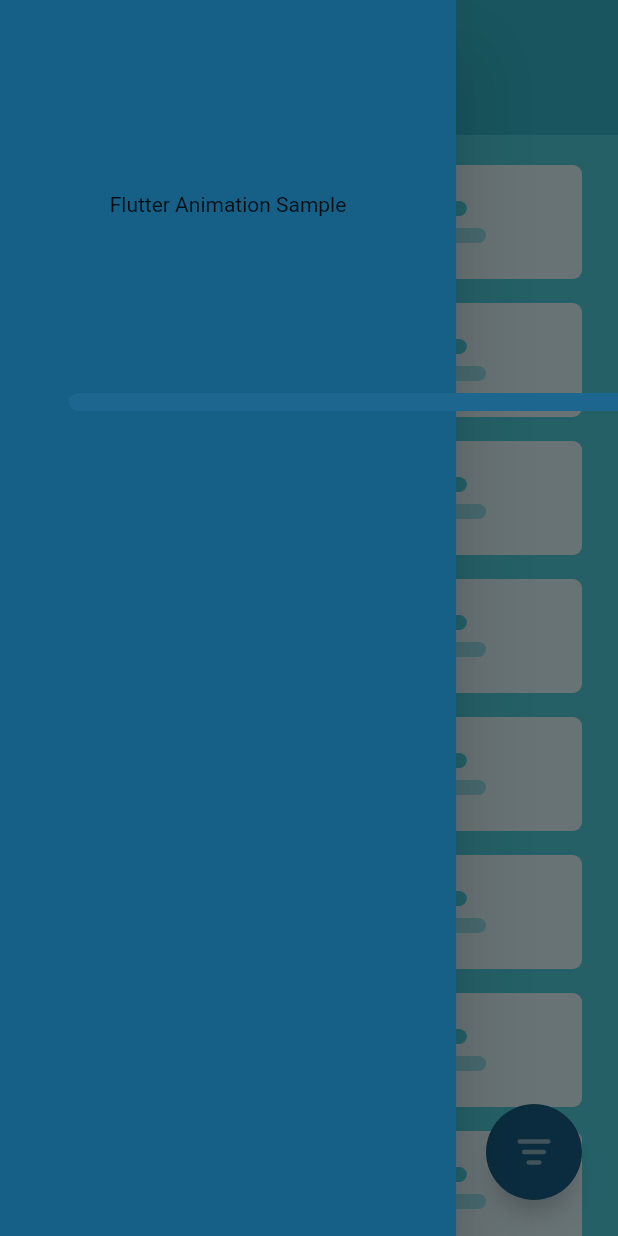
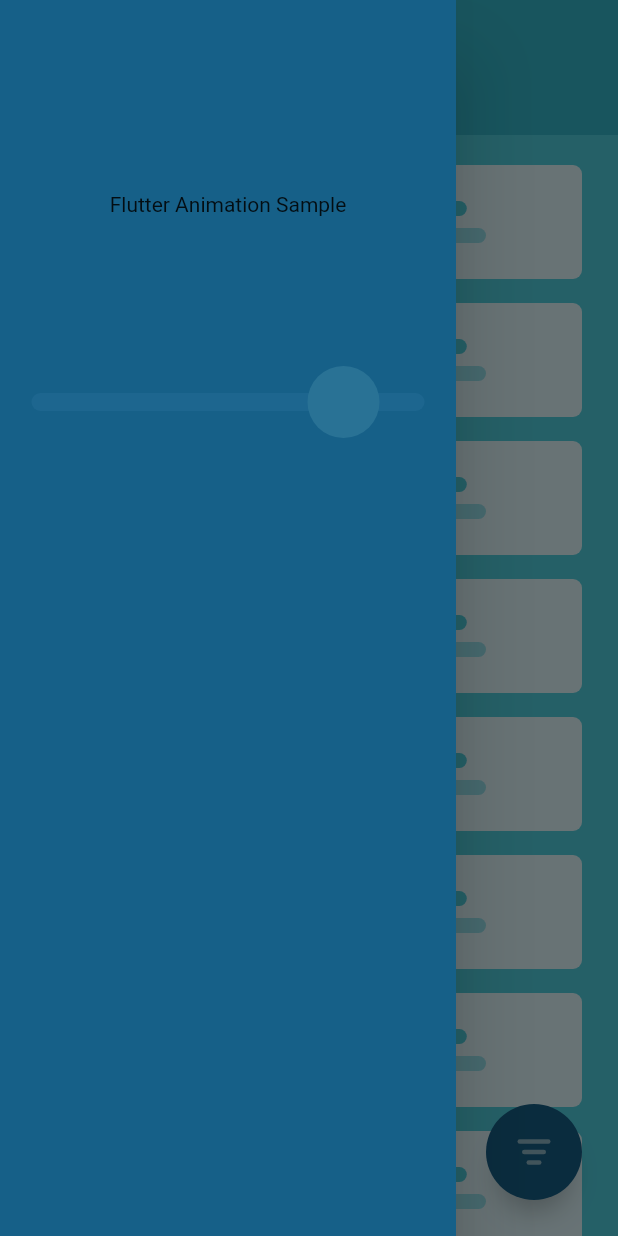
Before and after one commit to Abiri99/FabFilter, a Flutter app: the screen it shows after launch, in the side drawer, after a tap on the "menu" icon, on a phone screen of 412 x 824 dp. Run offline on Flutter 3.47's test engine with Material 2 defaults, Android fonts, the phone set to English and light mode, and no system bars; our stand-ins replace flutter_swiper.

Commit message:
Fixed slider time set

```diff
--- a/lib/change_notifier/animation_change_notifier.dart
+++ b/lib/change_notifier/animation_change_notifier.dart
@@ -4,7 +4,11 @@ class AnimationChangeNotifier with ChangeNotifier {
   Duration duration;
   double sliderValue;
 
-  AnimationChangeNotifier(): duration = Duration(milliseconds: 2000), sliderValue = 2000.0;
+  AnimationChangeNotifier() {
+    print("animationCN created");
+    this.duration = Duration(milliseconds: 2000);
+    this.sliderValue = 2000.0;
+  }
 
   setDuration(int duration) {
     this.duration = Duration(milliseconds: duration);
--- a/lib/custom_appbar.dart
+++ b/lib/custom_appbar.dart
@@ -24,10 +24,13 @@ class CustomAppBar extends SliverPersistentHeaderDelegate {
                 padding: EdgeInsets.only(
                   top: MediaQuery.of(context).viewPadding.top,
                 ),
+                child: Transform.scale(
+                  scale: ((percent * 1.0) + 0.8),
                   child: Line(
-                  width: 180 - (1 - percent) * 60,
-                  height: 12,
+                    width: 80,
+                    height: 10,
                     color: Theme.of(context).primaryColorLight,
+                  ),
                 ),
               ),
               Positioned(
@@ -35,14 +38,17 @@ class CustomAppBar extends SliverPersistentHeaderDelegate {
                 // top: MediaQuery.of(context).viewPadding.top,
                 bottom: 0,
                 top: (-200 * (1 - percent)/2) + MediaQuery.of(context).viewPadding.top,
+                child: Transform.scale(
+                  scale: 1.0 - (1 - percent) * 0.8,
                   child: Container(
                     child: IconButton(
                       icon: Icon(Icons.menu),
                       color: Theme.of(context).primaryColorLight,
-                    iconSize: 32,
+                      iconSize: 34,
                       onPressed: () {
                         Scaffold.of(context).openDrawer();
                       },
+                    ),
                   ),
                 ),
               ),
--- a/lib/custom_drawer.dart
+++ b/lib/custom_drawer.dart
@@ -9,8 +9,6 @@ class CustomDrawer extends StatefulWidget {
 }
 
 class _CustomDrawerState extends State<CustomDrawer> {
-  AnimationChangeNotifier animationChangeNotifier;
-
   @override
   void didChangeDependencies() {
     super.didChangeDependencies();
@@ -23,7 +21,8 @@ class _CustomDrawerState extends State<CustomDrawer> {
 
   @override
   Widget build(BuildContext context) {
-    animationChangeNotifier = Provider.of<AnimationChangeNotifier>(context);
+    AnimationChangeNotifier animationChangeNotifier = Provider.of<AnimationChangeNotifier>(context);
+    print("drawer duration: ${animationChangeNotifier.duration.inMilliseconds}");
     return Container(
       color: Theme.of(context).primaryColorDark,
       alignment: Alignment.center,
@@ -39,31 +38,20 @@ class _CustomDrawerState extends State<CustomDrawer> {
           ),
           Container(
             // color: Colors.red,
-            width: 200,
+            width: 250,
             child: CustomSlider(
-              width: 200,
+              width: 250,
               maxValue: 10000,
               minValue: 1000,
-              initialValue: animationChangeNotifier.duration.inMilliseconds.toDouble(),
+              initialValue: 1000 + 10000 - animationChangeNotifier.duration.inMilliseconds.toDouble(),
               onValueChange: (value) {
-                animationChangeNotifier.setDuration(value);
+                var duration = 10000 - (value - 1000);
+                animationChangeNotifier.setDuration(duration);
               },
             ),
           ),
         ],
       ),
-      // child: Slider(
-      //   value: animationChangeNotifier.sliderValue ?? 1400.0,
-      //   min: 100.0,
-      //   max: 8000.0,
-      //   onChanged: (value) {
-      //     animationChangeNotifier.setSliderValue(value);
-      //   },
-      //   onChangeEnd: (value) {
-      //     print("end: $value");
-      //     animationChangeNotifier.setDuration(value.toInt());
-      //   },
-      // ),
     );
   }
 }
--- a/lib/filter_pageview_indicator.dart
+++ b/lib/filter_pageview_indicator.dart
@@ -1,6 +1,8 @@
 import 'package:fab_filter/change_notifier/filters_change_notifier.dart';
 import 'package:fab_filter/line.dart';
+import 'package:fab_filter/util/custom_scroll_physics.dart';
 import 'package:flutter/material.dart';
+import 'package:flutter_swiper/flutter_swiper.dart';
 import 'package:provider/provider.dart';
 
 class FilterPageViewIndicator extends StatefulWidget {
@@ -16,47 +18,66 @@ class FilterPageViewIndicator extends StatefulWidget {
 }
 
 class _FilterPageViewIndicatorState extends State<FilterPageViewIndicator> {
-  ScrollController _controller;
+  // ScrollController _controller;
+  // CustomScrollPhysics _physics;
+  SwiperController _controller;
+  int currentPage;
 
   @override
   void initState() {
-    _controller = ScrollController();
+    currentPage = 0;
+    _controller = SwiperController();
+    // _controller = ScrollController();
+    // _controller.addListener(() {
+    //   if (_controller.position.haveDimensions && _physics == null) {
+    //     setState(() {
+    //       var dimension =
+    //           _controller.position.maxScrollExtent / (4 - 1);
+    //       _physics = CustomScrollPhysics(itemDimension: dimension);
+    //     });
+    //   }
+    // });
     super.initState();
   }
 
-
   @override
   void dispose() {
-    _controller.dispose();
+    // _controller.dispose();
     super.dispose();
   }
 
   animateToItem(int position) {
-    _controller.animateTo(
-      (position.toDouble() * 100) - 24,
-      duration: Duration(milliseconds: 200),
-      curve: Curves.easeInOut,
-    );
+    // _controller.animateTo(
+    //   (position.toDouble() * 100) - 24,
+    //   duration: Duration(milliseconds: 200),
+    //   curve: Curves.easeInOut,
+    // );
   }
 
   @override
   Widget build(BuildContext context) {
-
-    FiltersChangeNotifier filtersChangeNotifier = Provider.of<FiltersChangeNotifier>(context);
+    FiltersChangeNotifier filtersChangeNotifier =
+        Provider.of<FiltersChangeNotifier>(context);
 
     return IgnorePointer(
       ignoring: false,
-      child: ListView.builder(
-        physics: PageScrollPhysics(),
-        padding: const EdgeInsets.symmetric(horizontal: 24),
-        itemCount: filtersChangeNotifier.filters.length,
-        itemExtent: 100,
+      child: Swiper(
+        itemCount: 5,
+        loop: false,
         controller: _controller,
-        scrollDirection: Axis.horizontal,
+        viewportFraction: 0.3,
+        index: currentPage,
+        onTap: (index) {
+          // _controller
+        },
+        onIndexChanged: (index) {
+          setState(() {
+            currentPage = index;
+          });
+        },
         itemBuilder: (context, position) {
-          var diff = (position.toDouble()) - widget.currentPage;
+          var diff = (position.toDouble()) - currentPage;
           diff = diff.clamp(-1.0, 1.0).abs();
-
           return Container(
             margin: const EdgeInsets.symmetric(
               horizontal: 2,
@@ -69,16 +90,21 @@ class _FilterPageViewIndicatorState extends State<FilterPageViewIndicator> {
                 alignment: Alignment.center,
                 children: [
                   Container(
-                    margin: const EdgeInsets.only(right: 8,),
+                    margin: const EdgeInsets.only(
+                      right: 8,
+                    ),
                     child: Line(
                       key: ValueKey(position),
-                      color: widget.currentPage == position ? Colors.white : Color(0xff356E8C),
+                      color: widget.currentPage == position
+                          ? Colors.white
+                          : Color(0xff356E8C),
                       height: 18,
                       withBadge: false,
                     ),
                   ),
                   Positioned(
-                    key: ValueKey(filtersChangeNotifier.filters[position]["status"]),
+                    key: ValueKey(
+                        filtersChangeNotifier.filters[position]["status"]),
                     top: 16,
                     right: 0,
                     child: AnimatedSwitcher(
@@ -90,7 +116,10 @@ class _FilterPageViewIndicatorState extends State<FilterPageViewIndicator> {
                           child: child,
                         );
                       },
-                      child: filtersChangeNotifier.filters[position]["status"] == FilterStatus.Changed ? Container(
+                      child: filtersChangeNotifier.filters[position]
+                                  ["status"] ==
+                              FilterStatus.Changed
+                          ? Container(
                               width: 16,
                               height: 16,
                               decoration: BoxDecoration(
@@ -98,9 +127,13 @@ class _FilterPageViewIndicatorState extends State<FilterPageViewIndicator> {
                                 borderRadius: BorderRadius.all(
                                   Radius.circular(25),
                                 ),
-                          border: Border.all(color: Color(0xff164A6D), width: 3,),
+                                border: Border.all(
+                                  color: Color(0xff164A6D),
+                                  width: 3,
                                 ),
-                      ) : SizedBox(),
+                              ),
+                            )
+                          : SizedBox(),
                     ),
                   ),
                 ],
@@ -108,6 +141,7 @@ class _FilterPageViewIndicatorState extends State<FilterPageViewIndicator> {
             ),
           );
         },
+        scale: 0.9,
       ),
     );
   }
--- a/lib/filter_pageview_indicator_container.dart
+++ b/lib/filter_pageview_indicator_container.dart
@@ -20,7 +20,7 @@ class FilterPageViewIndicatorContainer extends StatelessWidget {
       left: 0,
       right: 0,
       bottom:
-          constraints.maxHeight - 64 - ((1 - filterSheetAnimation.value) * 64),
+          constraints.maxHeight - 64 - ((1 - filterSheetAnimation.value) * 86),
       child: IgnorePointer(
         ignoring: false,
         child: Opacity(
--- a/lib/home_page.dart
+++ b/lib/home_page.dart
@@ -1,14 +1,13 @@
 import 'package:fab_filter/custom_appbar.dart';
-import 'package:fab_filter/filter_icon.dart';
-import 'package:fab_filter/line.dart';
 import 'package:flutter/material.dart';
-
+import 'package:provider/provider.dart';
 import 'action_icons.dart';
 import 'action_icons_container.dart';
+import 'change_notifier/filters_change_notifier.dart';
 import 'custom_drawer.dart';
 import 'fab_container.dart';
 import 'filter_pageview_container.dart';
-import 'filter_pageview_indicator_container.dart';
+import 'filter_pageview_indicator.dart';
 import 'list_item.dart';
 
 class HomePage extends StatefulWidget {
@@ -41,6 +40,7 @@ class _HomePageState extends State<HomePage>
 
   @override
   void initState() {
+    print("home initstate duration: ${widget.duration}");
     _controller = AnimationController(
       duration: widget.duration,
       reverseDuration: widget.duration,
@@ -124,11 +124,12 @@ class _HomePageState extends State<HomePage>
 
   @override
   Widget build(BuildContext context) {
+    print("home built with duration: ${widget.duration}");
+
     var mq = MediaQuery.of(context);
     return Scaffold(
       backgroundColor: Theme.of(context).primaryColorLight,
       drawer: Drawer(
-        key: ValueKey(1),
         elevation: 24.0,
         child: CustomDrawer(),
       ),
@@ -155,7 +156,9 @@ class _HomePageState extends State<HomePage>
                           ? SizedBox(
                               height: 12,
                             )
-                          : FadeTransition(
+                          :
+                          // : child
+                          FadeTransition(
                               opacity: _opacityAnimation,
                               child: ScaleTransition(
                                 alignment: Alignment.topCenter,
@@ -163,7 +166,8 @@ class _HomePageState extends State<HomePage>
                                 child: Container(
                                   margin: EdgeInsets.symmetric(
                                     horizontal: 12,
-                                    vertical: (1 - _scaleAnimation.value) * -40 + 8,
+                                    vertical:
+                                        (1 - _scaleAnimation.value) * -40 + 8,
                                     // horizontal: _listViewAnimation.value * 18 + 12,
                                     // vertical: _listViewAnimation.value * -4 + 8,
                                   ),
@@ -171,12 +175,6 @@ class _HomePageState extends State<HomePage>
                                 ),
                               ),
                             );
-                      ListItem(
-                        key: ValueKey(index),
-                        // opacity: _opacityAnimation.value,
-                        // verticalPadding: _listViewAnimation.value * -4 + 24,
-                        // horizontalMargin: _listViewAnimation.value * 18 + 18,
-                      );
                     },
                   ),
                 ),
@@ -246,10 +244,31 @@ class _HomePageState extends State<HomePage>
                   children: [
                     AnimatedBuilder(
                       animation: _filterSheetAnimation,
-                      builder: (context, child) =>
-                          FilterPageViewIndicatorContainer(
-                        filterSheetAnimation: _filterSheetAnimation,
-                        constraints: constraints,
+                      child: FilterPageViewIndicator(
+                        currentPage: 2,
+                      ),
+                      builder: (context, child) => Positioned(
+                        top: (1 - _filterSheetAnimation.value) * 64 + 0,
+                        left: 0,
+                        right: 0,
+                        bottom: constraints.maxHeight -
+                            64 -
+                            ((1 - _filterSheetAnimation.value) * 86),
+                        child: IgnorePointer(
+                          ignoring: false,
+                          child: Opacity(
+                            opacity:
+                                _filterSheetAnimation.value == 0 ? 0.0 : 1.0,
+                            child: ChangeNotifierProvider(
+                              create: (context) => FiltersChangeNotifier(),
+                              child: Container(
+                                alignment: Alignment.center,
+                                color: Color(0xff164A6D),
+                                child: child,
+                              ),
+                            ),
+                          ),
+                        ),
                       ),
                     ),
                     Positioned(
@@ -345,46 +364,6 @@ class _HomePageState extends State<HomePage>
               ),
             ),
           ),
-          // AnimatedBuilder(
-          //   animation: _controller,
-          //   child: SliverPersistentHeader(
-          //     delegate: CustomAppBar(),
-          //     pinned: true,
-          //   ),
-          //   builder: (context, child) => CustomScrollView(
-          //     slivers: [
-          //       child,
-          //       SliverList(
-          //         delegate: SliverChildBuilderDelegate(
-          //           (context, position) {
-          //             print("building item: $position");
-          //             if (position == 0)
-          //               return SizedBox(
-          //                 height: 12,
-          //               );
-          //             return Opacity(
-          //               key: ValueKey(position),
-          //               opacity: 1,
-          //               // opacity: 1 - _listViewAnimation.value * 0.4,
-          //               child: Transform.scale(
-          //                 scale: 1,
-          //                 // scale: (1 - _listViewAnimation.value / 12),
-          //                 alignment: Alignment.topCenter,
-          //                 child: ListItem(
-          //                   key: ValueKey(position),
-          //                   horizontalMargin: 20,
-          //                   verticalPadding: 24,
-          //                   // horizontalMargin: _listViewAnimation.value * 12 + 20,
-          //                   // verticalPadding: 24 - _listViewAnimation.value * 4,
-          //                 ),
-          //               ),
-          //             );
-          //           },
-          //         ),
-          //       ),
-          //     ],
-          //   ),
-          // ),
         ],
       ),
     );
--- a/lib/list_item.dart
+++ b/lib/list_item.dart
@@ -63,6 +63,12 @@ class _ListItemState extends State<ListItem>
     var mq = MediaQuery.of(context).size;
 
     // return Text("hi");
+
+    // return Container(
+    //   margin: const EdgeInsets.all(8.0),
+    //   color: Colors.red,
+    //   height: 100,
+    // );
 
     return Container(
       alignment: Alignment.topCenter,
--- a/lib/main.dart
+++ b/lib/main.dart
@@ -1,9 +1,14 @@
 import 'package:fab_filter/change_notifier/animation_change_notifier.dart';
 import 'package:fab_filter/home_page.dart';
 import 'package:flutter/material.dart';
+import 'package:flutter/services.dart';
 import 'package:provider/provider.dart';
 
 void main() {
+  WidgetsFlutterBinding.ensureInitialized();
+  SystemChrome.setSystemUIOverlayStyle(SystemUiOverlayStyle(
+    statusBarColor: Colors.transparent, // transparent status bar
+  ));
   runApp(MyApp());
 }
 
@@ -26,10 +31,13 @@ class MyApp extends StatelessWidget {
       home: ChangeNotifierProvider.value(
         value: AnimationChangeNotifier(),
         child: Consumer<AnimationChangeNotifier>(
-          builder: (context, animationCN, __) => HomePage(
-            key: ValueKey(animationCN.duration.inMilliseconds),
-            duration: animationCN.duration,
-          ),
+          builder: (context, animationCN, __) {
+            print("passing animation to homepage");
+            return HomePage(
+              key: ValueKey(animationCN.duration.inMilliseconds),
+              duration: animationCN.duration,
+            );
+          },
         ),
       ),
     );
--- a/lib/slider/custom_slider.dart
+++ b/lib/slider/custom_slider.dart
@@ -27,7 +27,7 @@ class CustomSlider extends StatefulWidget {
 }
 
 class _CustomSliderState extends State<CustomSlider> {
-  double thumbStartX;
+  double thumbCenterX;
   int currentNode;
 
   bool stateChanged;
@@ -35,7 +35,8 @@ class _CustomSliderState extends State<CustomSlider> {
   @override
   void initState() {
     stateChanged = false;
-    thumbStartX = widget.initialValue.clamp(widget.minValue, widget.maxValue) ?? widget.width / 2;
+    thumbCenterX = (widget.initialValue/(widget.maxValue - widget.minValue)) * (widget.width - 48);
+    // thumbStartX = widget.initialValue.clamp(0, widget.width - 48) ?? widget.width / 2;
     currentNode = 0;
     super.initState();
   }
@@ -46,7 +47,7 @@ class _CustomSliderState extends State<CustomSlider> {
 
   _detectNode(DragStartDetails details) {
     var position = details.localPosition.dx;
-    if (position >= thumbStartX && position <= thumbStartX + 48) return 1;
+    if (position >= thumbCenterX - 24 && position <= thumbCenterX + 24) return 1;
     return -1;
   }
 
@@ -69,18 +70,17 @@ class _CustomSliderState extends State<CustomSlider> {
           if (currentNode == 1)
             setState(() {
               stateChanged = true;
-              thumbStartX = (thumbStartX + diff).clamp(0.0, widget.width - 48);
+              thumbCenterX = (thumbCenterX + diff).clamp(24.0, widget.width - 24);
             });
         },
         onHorizontalDragEnd: (dragEndDetails) {
-          var value = ((thumbStartX + 24) * (widget.maxValue - widget.minValue) / (widget.width));
-          print("value: $value");
+          var value = ((thumbCenterX) * (widget.maxValue - widget.minValue) / (widget.width - 48));
           widget.onValueChange(value.floor());
         },
         child: CustomPaint(
           size: Size(widget.width, 64),
           painter: CustomSliderPainter(
-            thumbX: thumbStartX + 24,
+            thumbX: thumbCenterX,
             defaultLineColor: Color(0xff1D668F),
             progressLineColor:
                 stateChanged ? Color(0xff359DBA) : Color(0xff1D668F),
--- a/pubspec.yaml
+++ b/pubspec.yaml
@@ -24,6 +24,7 @@ dependencies:
   flutter:
     sdk: flutter
   provider: ^4.3.2+2
+  flutter_swiper: ^1.1.6
 
 
   # The following adds the Cupertino Icons font to your application.
```
Also changed, not shown: lib/util/custom_scroll_physics.dart (added, +52 -0 lines), pubspec.lock. Lines whose indentation alone changed are shown as unchanged.
